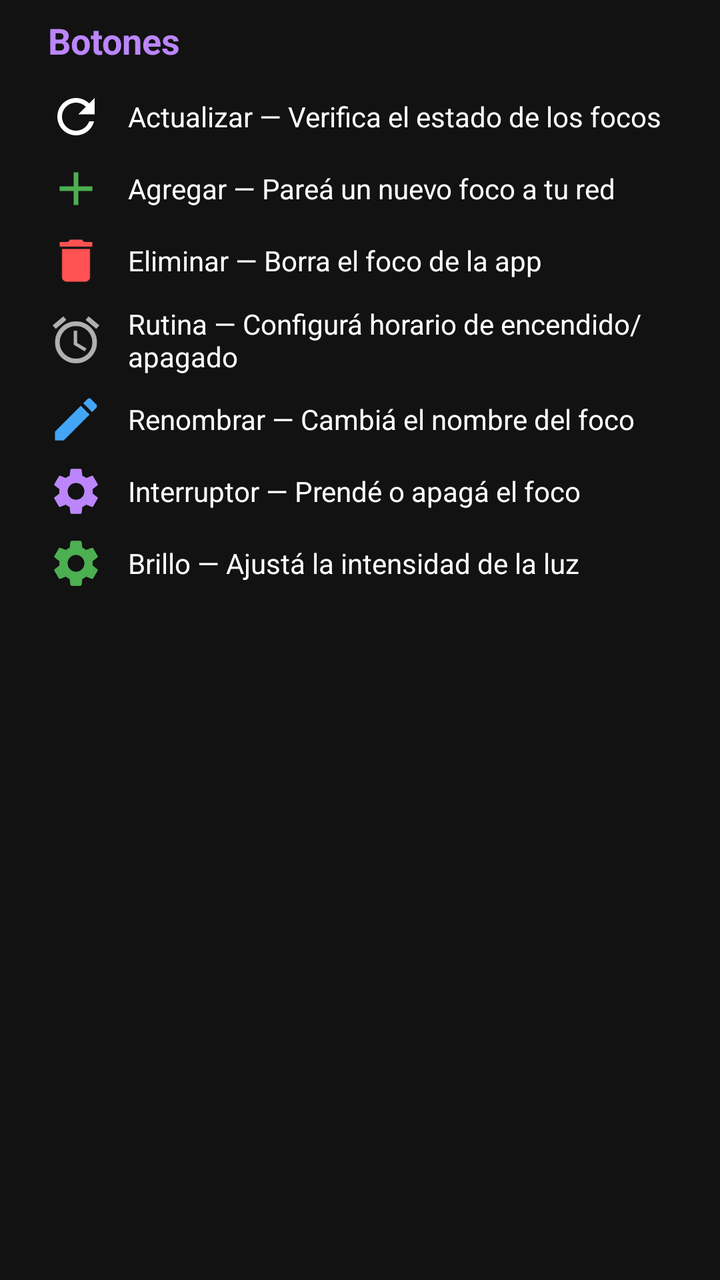
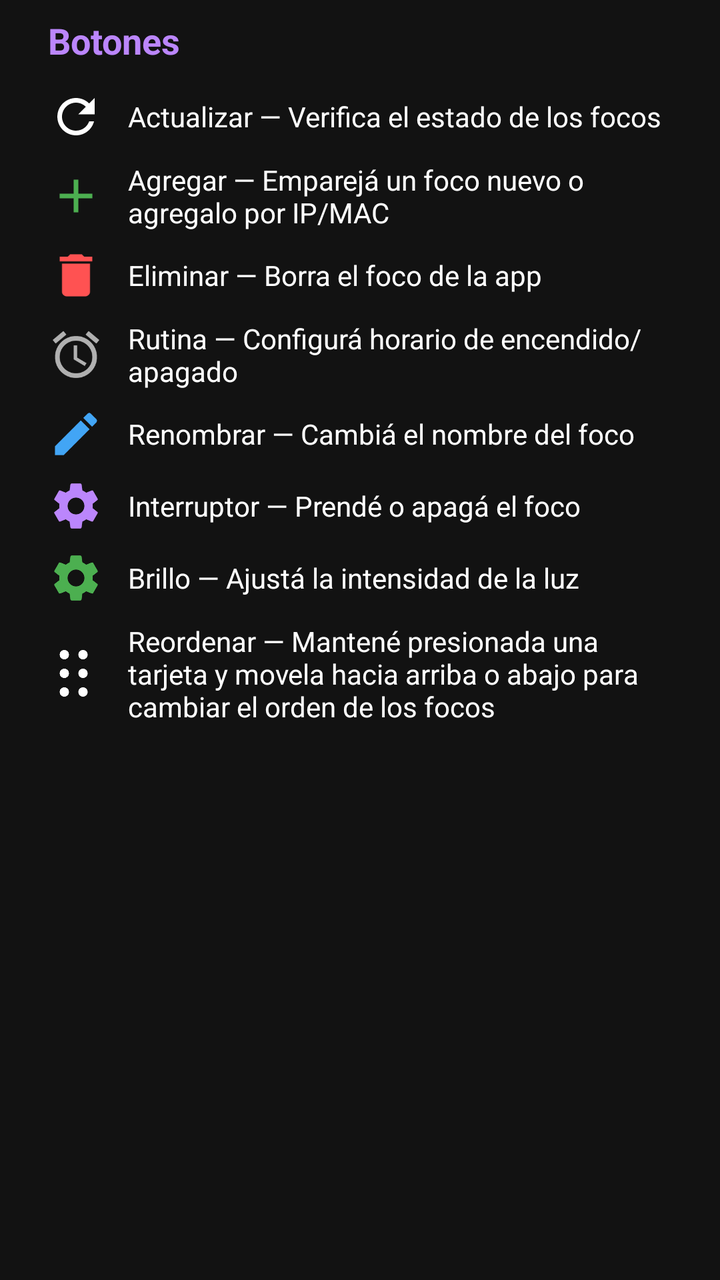

Screens rendered from an Android XML layout before and after an edit, with the pre-edit source and the edit as a unified diff.
<!-- AndroidManifest.xml: application theme Theme.Sengled -->
<!-- res/layout/dialog_info.xml -->
<?xml version="1.0" encoding="utf-8"?>
<ScrollView xmlns:android="http://schemas.android.com/apk/res/android"
    android:layout_width="match_parent"
    android:layout_height="wrap_content"
    android:fillViewport="true">

    <LinearLayout
        android:layout_width="match_parent"
        android:layout_height="wrap_content"
        android:orientation="vertical"
        android:paddingStart="24dp"
        android:paddingEnd="24dp"
        android:paddingTop="8dp"
        android:paddingBottom="16dp">

        
        <TextView
            android:layout_width="match_parent"
            android:layout_height="wrap_content"
            android:text="@string/info_buttons_title"
            android:textColor="@color/icon_purple"
            android:textSize="18sp"
            android:textStyle="bold"
            android:layout_marginBottom="12dp" />

        
        <LinearLayout
            android:layout_width="match_parent"
            android:layout_height="wrap_content"
            android:orientation="horizontal"
            android:gravity="center_vertical"
            android:layout_marginBottom="8dp">
            <ImageView
                android:layout_width="28dp"
                android:layout_height="28dp"
                android:src="@drawable/ic_refresh"
                android:tint="@color/text_primary"
                android:layout_marginEnd="12dp" />
            <TextView
                android:layout_width="0dp"
                android:layout_height="wrap_content"
                android:layout_weight="1"
                android:text="@string/info_btn_refresh"
                android:textColor="@color/text_primary"
                android:textSize="14sp" />
        </LinearLayout>

        
        <LinearLayout
            android:layout_width="match_parent"
            android:layout_height="wrap_content"
            android:orientation="horizontal"
            android:gravity="center_vertical"
            android:layout_marginBottom="8dp">
            <ImageView
                android:layout_width="28dp"
                android:layout_height="28dp"
                android:src="@drawable/ic_add_green"
                android:tint="@color/icon_green"
                android:layout_marginEnd="12dp" />
            <TextView
                android:layout_width="0dp"
                android:layout_height="wrap_content"
                android:layout_weight="1"
                android:text="@string/info_btn_add"
                android:textColor="@color/text_primary"
                android:textSize="14sp" />
        </LinearLayout>

        
        <LinearLayout
            android:layout_width="match_parent"
            android:layout_height="wrap_content"
            android:orientation="horizontal"
            android:gravity="center_vertical"
            android:layout_marginBottom="8dp">
            <ImageView
                android:layout_width="28dp"
                android:layout_height="28dp"
                android:src="@drawable/ic_delete"
                android:tint="@color/icon_red"
                android:layout_marginEnd="12dp" />
            <TextView
                android:layout_width="0dp"
                android:layout_height="wrap_content"
                android:layout_weight="1"
                android:text="@string/info_btn_delete"
                android:textColor="@color/text_primary"
                android:textSize="14sp" />
        </LinearLayout>

        
        <LinearLayout
            android:layout_width="match_parent"
            android:layout_height="wrap_content"
            android:orientation="horizontal"
            android:gravity="center_vertical"
            android:layout_marginBottom="8dp">
            <ImageView
                android:layout_width="28dp"
                android:layout_height="28dp"
                android:src="@drawable/ic_schedule"
                android:tint="@color/text_secondary"
                android:layout_marginEnd="12dp" />
            <TextView
                android:layout_width="0dp"
                android:layout_height="wrap_content"
                android:layout_weight="1"
                android:text="@string/info_btn_schedule"
                android:textColor="@color/text_primary"
                android:textSize="14sp" />
        </LinearLayout>

        
        <LinearLayout
            android:layout_width="match_parent"
            android:layout_height="wrap_content"
            android:orientation="horizontal"
            android:gravity="center_vertical"
            android:layout_marginBottom="8dp">
            <ImageView
                android:layout_width="28dp"
                android:layout_height="28dp"
                android:src="@drawable/ic_edit"
                android:tint="@color/icon_blue"
                android:layout_marginEnd="12dp" />
            <TextView
                android:layout_width="0dp"
                android:layout_height="wrap_content"
                android:layout_weight="1"
                android:text="@string/info_btn_rename"
                android:textColor="@color/text_primary"
                android:textSize="14sp" />
        </LinearLayout>

        
        <LinearLayout
            android:layout_width="match_parent"
            android:layout_height="wrap_content"
            android:orientation="horizontal"
            android:gravity="center_vertical"
            android:layout_marginBottom="8dp">
            <ImageView
                android:layout_width="28dp"
                android:layout_height="28dp"
                android:src="@drawable/ic_settings"
                android:tint="@color/icon_purple"
                android:layout_marginEnd="12dp" />
            <TextView
                android:layout_width="0dp"
                android:layout_height="wrap_content"
                android:layout_weight="1"
                android:text="@string/info_btn_switch"
                android:textColor="@color/text_primary"
                android:textSize="14sp" />
        </LinearLayout>

        
        <LinearLayout
            android:layout_width="match_parent"
            android:layout_height="wrap_content"
            android:orientation="horizontal"
            android:gravity="center_vertical"
            android:layout_marginBottom="4dp">
            <ImageView
                android:layout_width="28dp"
                android:layout_height="28dp"
                android:src="@drawable/ic_settings"
                android:tint="@color/status_online"
                android:layout_marginEnd="12dp" />
            <TextView
                android:layout_width="0dp"
                android:layout_height="wrap_content"
                android:layout_weight="1"
                android:text="@string/info_btn_brightness"
                android:textColor="@color/text_primary"
                android:textSize="14sp" />
        </LinearLayout>

    </LinearLayout>

</ScrollView>
<!-- resources referenced by this layout -->
<resources>
  <color name="icon_blue">#42A5F5</color>
  <color name="icon_green">#4CAF50</color>
  <color name="icon_purple">#BB86FC</color>
  <color name="icon_red">#FF5252</color>
  <color name="status_online">#4CAF50</color>
  <color name="text_primary">#FFFFFF</color>
  <color name="text_secondary">#B0B0B0</color>
  <!-- drawable ic_add_green (drawable) -->
  <?xml version="1.0" encoding="utf-8"?>
  <vector xmlns:android="http://schemas.android.com/apk/res/android"
      android:width="24dp"
      android:height="24dp"
      android:viewportWidth="24"
      android:viewportHeight="24">
      <path
          android:fillColor="#FFFFFF"
          android:pathData="M19,13h-6v6h-2v-6H5v-2h6V5h2v6h6z"/>
  </vector>
  <!-- drawable ic_delete (drawable) -->
  <?xml version="1.0" encoding="utf-8"?>
  <vector xmlns:android="http://schemas.android.com/apk/res/android"
      android:width="24dp"
      android:height="24dp"
      android:viewportWidth="24"
      android:viewportHeight="24">
  
      <path
          android:fillColor="#FFFFFFFF"
          android:pathData="M6,19c0,1.1 0.9,2 2,2h8c1.1,0 2,-0.9 2,-2V7H6v12zM19,4h-3.5l-1,-1h-5l-1,1H5v2h14V4z" />
  </vector>
  <!-- drawable ic_edit (drawable) -->
  <?xml version="1.0" encoding="utf-8"?>
  <vector xmlns:android="http://schemas.android.com/apk/res/android"
      android:width="24dp"
      android:height="24dp"
      android:viewportWidth="24"
      android:viewportHeight="24">
  
      <path
          android:fillColor="#FFFFFFFF"
          android:pathData="M3,17.25V21h3.75L17.81,9.94l-3.75,-3.75L3,17.25zM20.71,7.04c0.39,-0.39 0.39,-1.02 0,-1.41l-2.34,-2.34c-0.39,-0.39 -1.02,-0.39 -1.41,0l-1.83,1.83 3.75,3.75 1.83,-1.83z" />
  </vector>
  <!-- drawable ic_refresh (drawable) -->
  <?xml version="1.0" encoding="utf-8"?>
  <vector xmlns:android="http://schemas.android.com/apk/res/android"
      android:width="24dp"
      android:height="24dp"
      android:viewportWidth="24"
      android:viewportHeight="24">
  
      <path
          android:fillColor="#FFFFFFFF"
          android:pathData="M17.65,6.35C16.2,4.9 14.21,4 12,4c-4.42,0 -7.99,3.58 -7.99,8s3.57,8 7.99,8c3.73,0 6.84,-2.55 7.73,-6h-2.08c-0.82,2.33 -3.04,4 -5.65,4c-3.31,0 -6,-2.69 -6,-6s2.69,-6 6,-6c1.66,0 3.14,0.69 4.22,1.78L13,11h7V4L17.65,6.35z" />
  </vector>
  <string name="info_btn_add">Agregar — Pareá un nuevo foco a tu red</string>
  <string name="info_btn_brightness">Brillo — Ajustá la intensidad de la luz</string>
  <string name="info_btn_delete">Eliminar — Borra el foco de la app</string>
  <string name="info_btn_refresh">Actualizar — Verifica el estado de los focos</string>
  <string name="info_btn_rename">Renombrar — Cambiá el nombre del foco</string>
  <string name="info_btn_schedule">Rutina — Configurá horario de encendido/apagado</string>
  <string name="info_btn_switch">Interruptor — Prendé o apagá el foco</string>
  <string name="info_buttons_title">Botones</string>
  <style name="Theme.Sengled" parent="Theme.Material3.DayNight.NoActionBar">
          <item name="colorPrimary">@color/amber_primary</item>
          <item name="colorOnPrimary">@color/black</item>
          <item name="colorSecondary">@color/amber_dark</item>
          <item name="android:statusBarColor">@color/background_dark</item>
          <item name="android:windowBackground">@color/background_dark</item>
      </style>
  <color name="amber_primary">#FFC107</color>
  <color name="black">#000000</color>
  <color name="amber_dark">#FFA000</color>
  <color name="background_dark">#121212</color>
</resources>

<!-- the commit's change to res/layout/dialog_info.xml (unified diff, before → after) -->
@@ -161,7 +161,7 @@
             android:layout_height="wrap_content"
             android:orientation="horizontal"
             android:gravity="center_vertical"
-            android:layout_marginBottom="4dp">
+            android:layout_marginBottom="8dp">
             <ImageView
                 android:layout_width="28dp"
                 android:layout_height="28dp"
@@ -177,6 +177,28 @@
                 android:textSize="14sp" />
         </LinearLayout>
 
+        
+        <LinearLayout
+            android:layout_width="match_parent"
+            android:layout_height="wrap_content"
+            android:orientation="horizontal"
+            android:gravity="center_vertical"
+            android:layout_marginBottom="4dp">
+            <ImageView
+                android:layout_width="28dp"
+                android:layout_height="28dp"
+                android:src="@drawable/ic_drag"
+                android:tint="@color/text_primary"
+                android:layout_marginEnd="12dp" />
+            <TextView
+                android:layout_width="0dp"
+                android:layout_height="wrap_content"
+                android:layout_weight="1"
+                android:text="@string/info_btn_reorder"
+                android:textColor="@color/text_primary"
+                android:textSize="14sp" />
+        </LinearLayout>
+
     </LinearLayout>
 
 </ScrollView>
<!-- resource entries referenced after the edit -->
@@ -54,11 +54,12 @@
           android:fillColor="#FFFFFFFF"
           android:pathData="M17.65,6.35C16.2,4.9 14.21,4 12,4c-4.42,0 -7.99,3.58 -7.99,8s3.57,8 7.99,8c3.73,0 6.84,-2.55 7.73,-6h-2.08c-0.82,2.33 -3.04,4 -5.65,4c-3.31,0 -6,-2.69 -6,-6s2.69,-6 6,-6c1.66,0 3.14,0.69 4.22,1.78L13,11h7V4L17.65,6.35z" />
   </vector>
-  <string name="info_btn_add">Agregar — Pareá un nuevo foco a tu red</string>
+  <string name="info_btn_add">Agregar — Emparejá un foco nuevo o agregalo por IP/MAC</string>
   <string name="info_btn_brightness">Brillo — Ajustá la intensidad de la luz</string>
   <string name="info_btn_delete">Eliminar — Borra el foco de la app</string>
   <string name="info_btn_refresh">Actualizar — Verifica el estado de los focos</string>
   <string name="info_btn_rename">Renombrar — Cambiá el nombre del foco</string>
+  <string name="info_btn_reorder">Reordenar — Mantené presionada una tarjeta y movela hacia arriba o abajo para cambiar el orden de los focos</string>
   <string name="info_btn_schedule">Rutina — Configurá horario de encendido/apagado</string>
   <string name="info_btn_switch">Interruptor — Prendé o apagá el foco</string>
   <string name="info_buttons_title">Botones</string>
